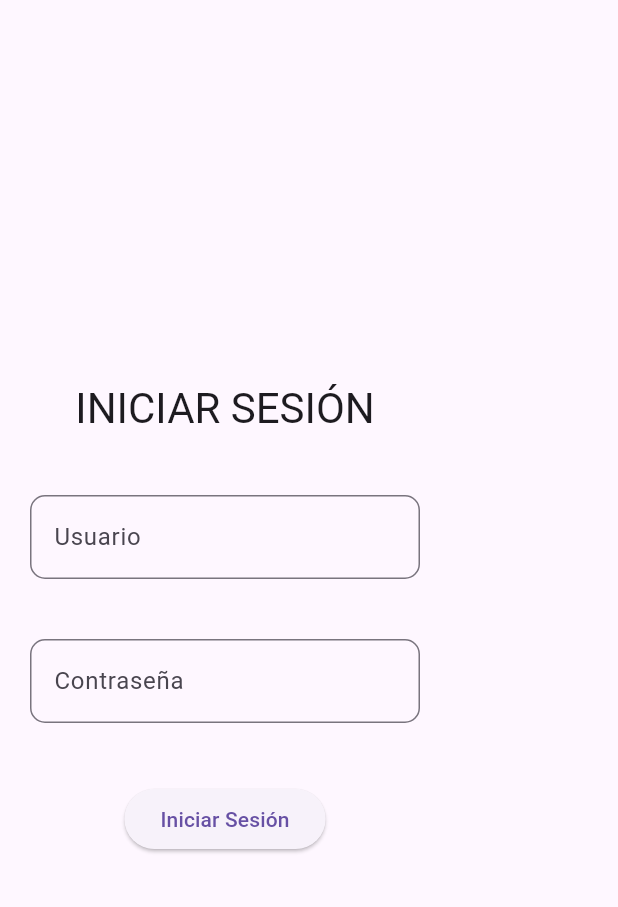
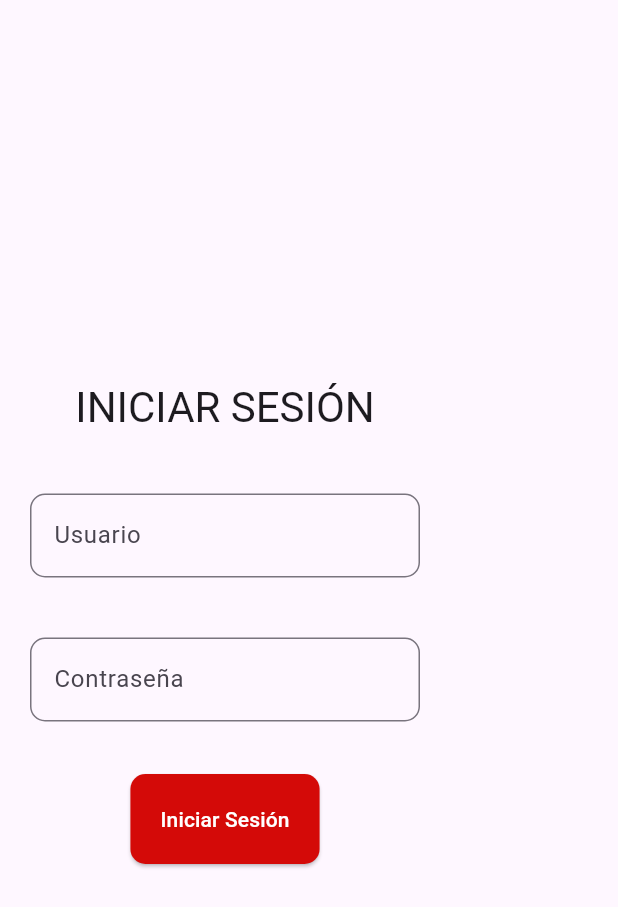
Before and after one commit to jessymontano/DigitalMenu, a Flutter app: the screen it shows after launch, on a phone screen of 412 x 824 dp. Shown: the top 907 px of the screen. Run offline on Flutter 3.47's test engine with Material 3 defaults, Android fonts, the phone set to English and light mode, and no system bars.

Commit message:
crear boton custom

```diff
--- a/lib/src/pages/login.dart
+++ b/lib/src/pages/login.dart
@@ -1,5 +1,5 @@
 import 'package:flutter/material.dart';
-import 'package:flutter/widgets.dart';
+import '../widgets/button.dart';
 
 class Login extends StatelessWidget {
   const Login({super.key});
@@ -73,10 +73,10 @@ class _LoginFormState extends State<LoginForm> {
                 ),
               )),
           Padding(
-            padding: EdgeInsets.all(20.0),
-            child: ElevatedButton(
+            padding: EdgeInsets.all(15.0),
+            child: Button(
               onPressed: () {},
-              child: Text('Iniciar Sesión'),
+              text: 'Iniciar Sesión',
             ),
           )
         ],
--- a/lib/src/widgets/button.dart
+++ b/lib/src/widgets/button.dart
@@ -0,0 +1,21 @@
+import 'package:flutter/material.dart';
+
+class Button extends StatelessWidget {
+  final String text;
+  final VoidCallback onPressed;
+
+  Button({required this.text, required this.onPressed});
+
+  @override
+  Widget build(BuildContext context) {
+    return ElevatedButton(
+        onPressed: onPressed,
+        style: ElevatedButton.styleFrom(
+            backgroundColor: Color.fromARGB(255, 212, 10, 8),
+            foregroundColor: Colors.white,
+            padding: EdgeInsets.all(20),
+            shape: RoundedRectangleBorder(
+                borderRadius: BorderRadius.circular(10))),
+        child: Text(text));
+  }
+}
```
